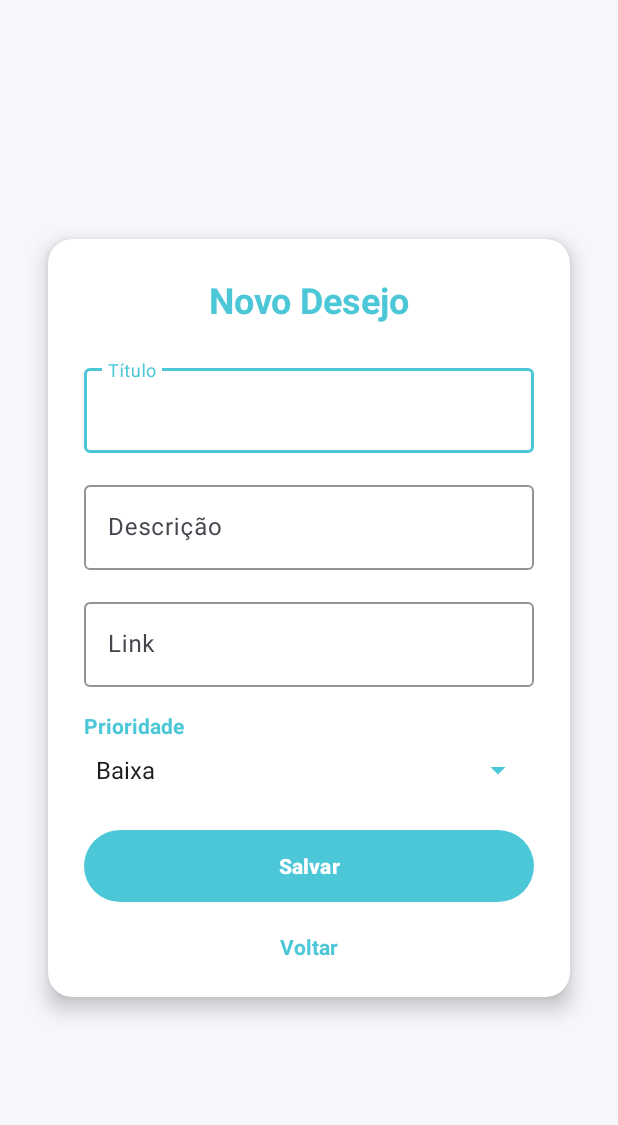
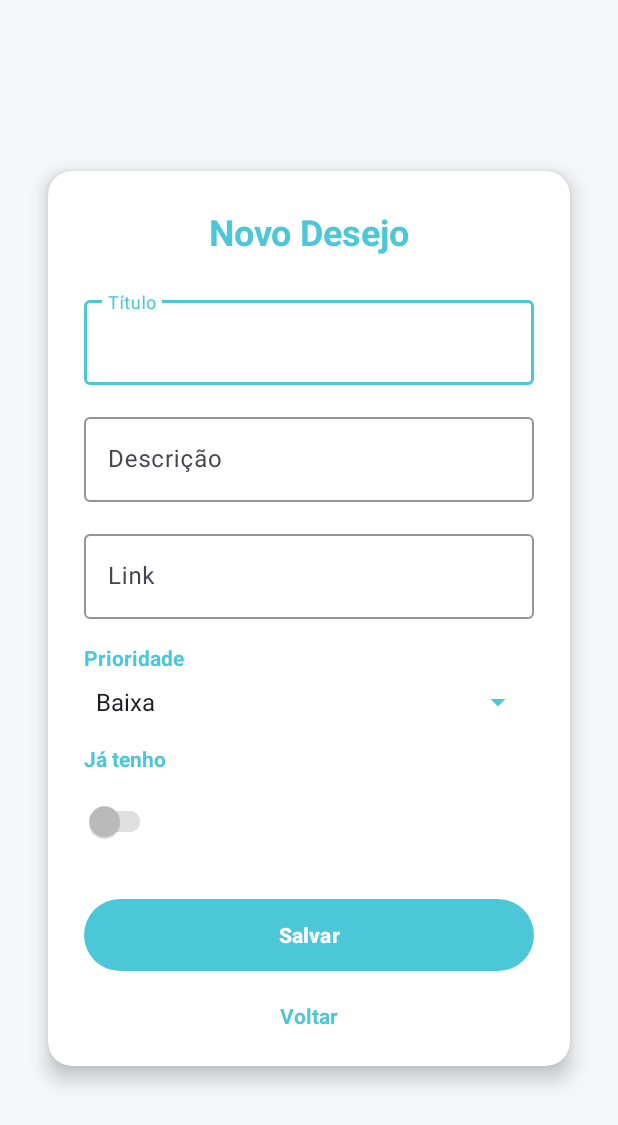
Before and after one commit to passosleo/quero-ja, an Android app: the FormWishActivity screen opened directly, with no data from a screen before it, on a phone screen of 412 x 824 dp. Shown: the top 1125 px of the screen. Run offline under Robolectric (Android 15) with nearby library versions, the phone set to English and light mode, and no system bars.

Commit message:
status and tabs

```diff
--- a/app/src/main/java/com/leonardo/queroja/FormWishActivity.java
+++ b/app/src/main/java/com/leonardo/queroja/FormWishActivity.java
@@ -1,6 +1,7 @@
 package com.leonardo.queroja;
 
 import android.content.Intent;
+import android.content.res.ColorStateList;
 import android.os.Bundle;
 import android.util.Patterns;
 import android.view.View;
@@ -16,10 +17,12 @@ import androidx.core.graphics.Insets;
 import androidx.core.view.ViewCompat;
 import androidx.core.view.WindowInsetsCompat;
 
+import com.google.android.material.switchmaterial.SwitchMaterial;
 import com.google.android.material.textfield.TextInputLayout;
 import com.leonardo.queroja.entities.UserEntity;
 import com.leonardo.queroja.entities.WishEntity;
 import com.leonardo.queroja.enums.Priority;
+import com.leonardo.queroja.enums.Status;
 import com.leonardo.queroja.global.UserSession;
 import com.leonardo.queroja.repositories.WishRepository;
 
@@ -31,10 +34,9 @@ public class FormWishActivity extends AppCompatActivity {
 
     private TextInputLayout titleField, descriptionField, linkField;
     private Spinner prioritySpinner;
+    private SwitchMaterial statusSwitch;
     private WishRepository wishRepository;
-
     private TextView formTitle;
-
     private Integer wishId = null;
     private WishEntity wishToEdit = null;
 
@@ -55,7 +57,24 @@ public class FormWishActivity extends AppCompatActivity {
         descriptionField = findViewById(R.id.description_layout);
         linkField = findViewById(R.id.link_layout);
         prioritySpinner = findViewById(R.id.priority_spinner);
+        statusSwitch = findViewById(R.id.status_switch);
         formTitle = findViewById(R.id.form_title);
+
+
+        int[][] states = new int[][] {
+                new int[] { android.R.attr.state_checked },
+                new int[] { -android.R.attr.state_checked }
+        };
+        int[] thumbColors = new int[] {
+                getResources().getColor(R.color.primary, getTheme()),
+                getResources().getColor(R.color.darker_gray, getTheme())
+        };
+        int[] trackColors = new int[] {
+                getResources().getColor(R.color.gray, getTheme()),
+                getResources().getColor(R.color.gray, getTheme())
+        };
+        statusSwitch.setThumbTintList(new ColorStateList(states, thumbColors));
+        statusSwitch.setTrackTintList(new ColorStateList(states, trackColors));
 
         ArrayAdapter<Priority> adapter = new ArrayAdapter<>(
                 this,
@@ -78,6 +97,7 @@ public class FormWishActivity extends AppCompatActivity {
             }
         } else {
             formTitle.setText("Novo Desejo");
+            statusSwitch.setChecked(false); // Default to NOT_OWNED for new wishes
         }
     }
 
@@ -93,6 +113,8 @@ public class FormWishActivity extends AppCompatActivity {
                 break;
             }
         }
+
+        statusSwitch.setChecked(wish.getStatus() == Status.OWNED);
     }
 
     public void navigateToListWishes(View v) {
@@ -141,12 +163,14 @@ public class FormWishActivity extends AppCompatActivity {
 
         UserEntity loggedUser = UserSession.getInstance(this).getUser();
         Priority selectedPriority = (Priority) prioritySpinner.getSelectedItem();
+        Status selectedStatus = statusSwitch.isChecked() ? Status.OWNED : Status.NOT_OWNED;
 
         if (wishToEdit != null) {
             wishToEdit.setTitle(title);
             wishToEdit.setDescription(description);
             wishToEdit.setLink(link);
             wishToEdit.setPriority(selectedPriority);
+            wishToEdit.setStatus(selectedStatus);
 
             wishRepository.update(wishToEdit);
             Toast.makeText(this, "Desejo atualizado com sucesso", Toast.LENGTH_SHORT).show();
@@ -157,6 +181,7 @@ public class FormWishActivity extends AppCompatActivity {
             newWish.setDescription(description);
             newWish.setLink(link);
             newWish.setPriority(selectedPriority);
+            newWish.setStatus(selectedStatus);
 
             wishRepository.create(newWish);
             Toast.makeText(this, "Desejo cadastrado com sucesso", Toast.LENGTH_SHORT).show();
--- a/app/src/main/java/com/leonardo/queroja/adapters/WishAdapter.java
+++ b/app/src/main/java/com/leonardo/queroja/adapters/WishAdapter.java
@@ -30,6 +30,11 @@ public class WishAdapter extends RecyclerView.Adapter<WishAdapter.WishViewHolder
     public WishAdapter(List<WishEntity> wishes, OnWishClickListener listener) {
         this.wishes = wishes;
         this.listener = listener;
+    }
+
+    public void updateData(List<WishEntity> newWishes) {
+        this.wishes = newWishes;
+        notifyDataSetChanged();
     }
 
     @NonNull
@@ -100,4 +105,5 @@ public class WishAdapter extends RecyclerView.Adapter<WishAdapter.WishViewHolder
             deleteImageView = itemView.findViewById(R.id.img_delete);
         }
     }
+
 }
--- a/app/src/main/java/com/leonardo/queroja/data/DBHelper.java
+++ b/app/src/main/java/com/leonardo/queroja/data/DBHelper.java
@@ -7,7 +7,7 @@ import android.database.sqlite.SQLiteOpenHelper;
 public class DBHelper extends SQLiteOpenHelper {
 
     private static final String DATABASE_NAME = "queroja.db";
-    private static final int DATABASE_VERSION = 2;
+    private static final int DATABASE_VERSION = 3;
 
     private static final String CREATE_USERS_TABLE = "CREATE TABLE IF NOT EXISTS users (" +
             "user_id INTEGER PRIMARY KEY AUTOINCREMENT, " +
@@ -23,6 +23,7 @@ public class DBHelper extends SQLiteOpenHelper {
             "title TEXT NOT NULL, " +
             "description TEXT, " +
             "link TEXT NOT NULL, " +
+            "status INTEGER NOT NULL DEFAULT 0, " +
             "priority INTEGER NOT NULL, " +
             "created_at DATETIME DEFAULT CURRENT_TIMESTAMP, " +
             "updated_at DATETIME, " +
--- a/app/src/main/res/layout/activity_form_wish.xml
+++ b/app/src/main/res/layout/activity_form_wish.xml
@@ -127,6 +127,29 @@
                 app:layout_constraintStart_toStartOf="parent"
                 app:layout_constraintEnd_toEndOf="parent" />
 
+            <!-- Switch: Status -->
+            <TextView
+                android:id="@+id/status_label"
+                android:layout_width="wrap_content"
+                android:layout_height="wrap_content"
+                android:layout_marginTop="16dp"
+                android:text="@string/form_status_label"
+                android:textColor="@color/primary"
+                android:textStyle="bold"
+                app:layout_constraintTop_toBottomOf="@id/priority_spinner"
+                app:layout_constraintStart_toStartOf="parent" />
+
+            <com.google.android.material.switchmaterial.SwitchMaterial
+                android:id="@+id/status_switch"
+                android:layout_width="wrap_content"
+                android:layout_height="wrap_content"
+                android:layout_marginTop="8dp"
+                android:textColor="@color/primary"
+                app:thumbTint="@color/primary"
+                app:trackTint="@color/primary_translucent"
+                app:layout_constraintTop_toBottomOf="@id/status_label"
+                app:layout_constraintStart_toStartOf="parent" />
+
             <!-- Save Button -->
             <com.google.android.material.button.MaterialButton
                 android:id="@+id/save_button"
@@ -139,7 +162,7 @@
                 android:onClick="saveWish"
                 app:backgroundTint="@color/primary"
                 app:cornerRadius="28dp"
-                app:layout_constraintTop_toBottomOf="@id/priority_spinner"
+                app:layout_constraintTop_toBottomOf="@id/status_switch"
                 app:layout_constraintStart_toStartOf="parent"
                 app:layout_constraintEnd_toEndOf="parent" />
 
@@ -157,7 +180,6 @@
                 app:layout_constraintStart_toStartOf="parent"
                 app:layout_constraintEnd_toEndOf="parent" />
 
-
         </androidx.constraintlayout.widget.ConstraintLayout>
     </androidx.cardview.widget.CardView>
 </androidx.constraintlayout.widget.ConstraintLayout>
--- a/app/src/main/res/values/colors.xml
+++ b/app/src/main/res/values/colors.xml
@@ -2,6 +2,8 @@
 <resources>
     <color name="black">#FF000000</color>
     <color name="white">#FFFFFFFF</color>
+    <color name="gray">#E0E0E0</color>
+    <color name="darker_gray">#BDBDBD</color>
     <color name="primary">#4BC7D8</color>
     <color name="text_color">#1A1A1A</color>
     <color name="hint_text_color">#999999</color>
@@ -9,4 +11,5 @@
     <color name="priority_low">#43A047</color>
     <color name="priority_medium">#FBC02D</color>
     <color name="priority_high">#DC3545</color>
+    <color name="primary_translucent">#331970D2</color>
 </resources>
--- a/app/src/main/res/values/strings.xml
+++ b/app/src/main/res/values/strings.xml
@@ -25,5 +25,6 @@
     <string name="form_priority_label">Prioridade</string>
     <string name="form_save_button">Salvar</string>
     <string name="form_go_back">Voltar</string>
+    <string name="form_status_label">Já tenho</string>
 
 </resources>
```
Also changed, not shown: app/src/main/java/com/leonardo/queroja/ListWishesActivity.java (+36 -3 lines), app/src/main/java/com/leonardo/queroja/entities/WishEntity.java (+10 -0 lines), app/src/main/java/com/leonardo/queroja/enums/Status.java (added, +35 -0 lines), app/src/main/java/com/leonardo/queroja/repositories/WishRepository.java (+38 -1 lines), app/src/main/res/layout/activity_list_wishes.xml (+17 -15 lines).
